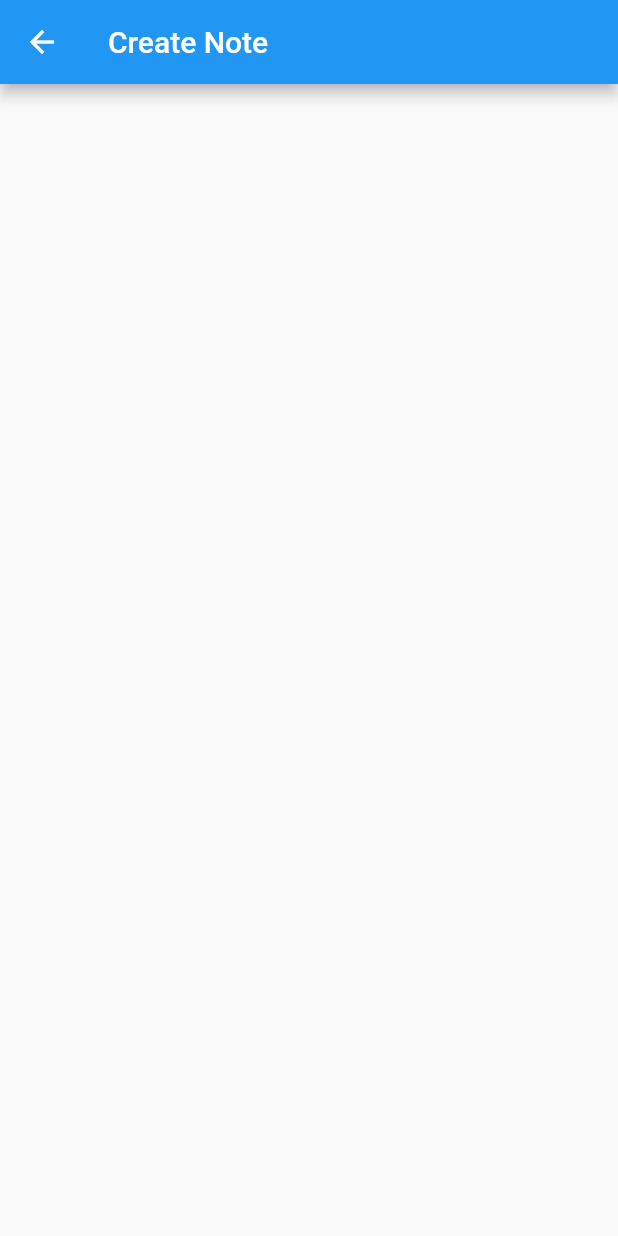
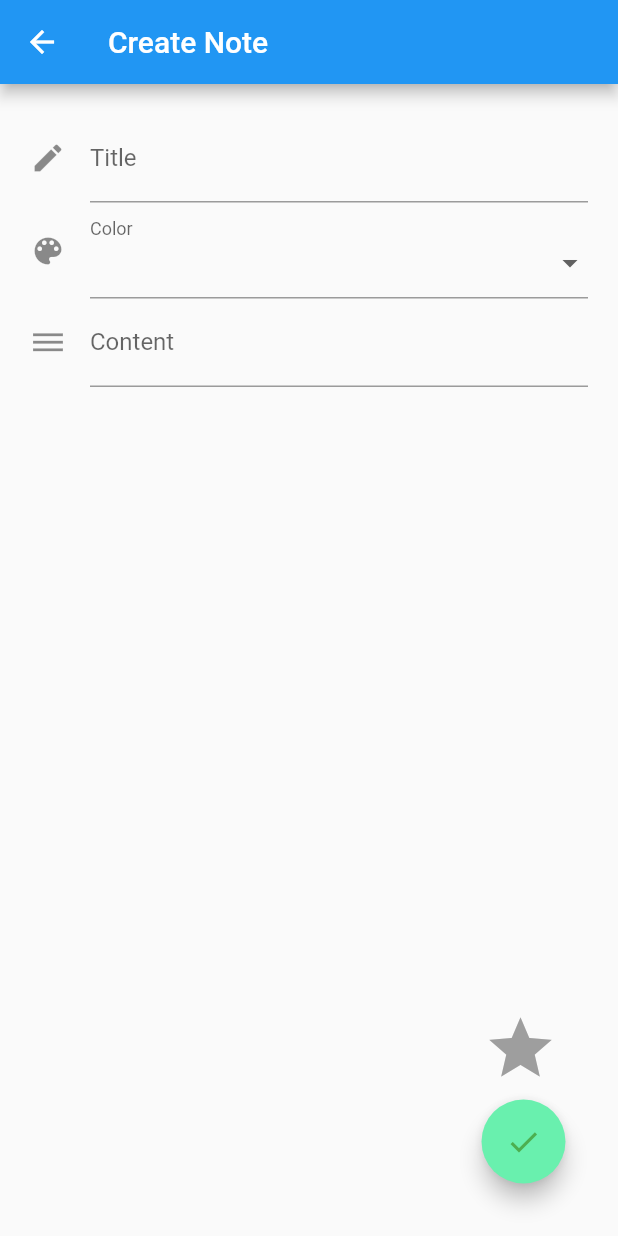
Before and after one commit to SeanFitzpatrick0/Notepad_App-Flutter, a Flutter app: the NoteCreate screen opened directly, on a phone screen of 412 x 824 dp. Run offline on Flutter 3.47's test engine with Material 2 defaults, Android fonts, the phone set to English and light mode, and no system bars.

Commit message:
Adding create note form feilds

```diff
--- a/notepad/lib/noteCreate.dart
+++ b/notepad/lib/noteCreate.dart
@@ -9,13 +9,127 @@ Description: This is the page used to create new and edit existing
 
 import 'package:flutter/material.dart';
 
-class NoteCreate extends StatelessWidget {
+class NoteCreate extends StatefulWidget {
+  @override
+  _NoteCreateState createState() => _NoteCreateState();
+}
+
+class _NoteCreateState extends State<NoteCreate> {
   @override
   Widget build(BuildContext context) {
     return Scaffold(
       appBar: AppBar(
         title: Text('Create Note'),
       ),
+      body: Padding(
+        padding: EdgeInsets.all(20.0),
+        child: Form(
+          child: Stack(
+            children: <Widget>[
+              Column(
+                children: <Widget>[
+                  _titleBox(),
+                  _colorDropDown(),
+                  _contentBox(),
+                ],
+              ),
+              _isImportantButton(),
+              _submitButton(),
+            ],
+          ),
+        ),
+      ),
+    );
+  }
+
+  Widget _titleBox() {
+    return TextFormField(
+      decoration: InputDecoration(
+        icon: Icon(Icons.create),
+        labelText: 'Title',
+      ),
+    );
+  }
+
+  Widget _colorDropDown() {
+    String _color;
+    List<String> _colors = ['RED', 'GREEN', 'BLUE'];
+    return FormField(
+      builder: (FormFieldState state) {
+        return InputDecorator(
+          decoration: InputDecoration(
+            icon: const Icon(Icons.color_lens),
+            labelText: 'Color',
+          ),
+          isEmpty: _color == '',
+          child: new DropdownButtonHideUnderline(
+            child: new DropdownButton(
+              value: _color,
+              isDense: true,
+              onChanged: (String newValue) {
+                setState(() {
+                  _color = newValue;
+                  state.didChange(newValue);
+                });
+              },
+              items: _colors.map((String value) {
+                return new DropdownMenuItem(
+                  value: value,
+                  child: new Text(value),
+                );
+              }).toList(),
+            ),
+          ),
+        );
+      },
+    );
+  }
+
+  Widget _contentBox() {
+    return Expanded(
+      child: TextField(
+        keyboardType: TextInputType.multiline,
+        maxLines: null,
+        decoration: InputDecoration(
+          labelText: 'Content',
+          icon: Icon(Icons.dehaze),
+        ),
+      ),
+    );
+  }
+
+  Widget _isImportantButton() {
+    return Positioned(
+      right: 30,
+      bottom: 90,
+        child: IconButton(
+      tooltip: 'Important',
+      icon: Icon(
+        Icons.star,
+        color: Colors.grey,
+        size: 50.0,
+      ),
+      onPressed: () {
+        print('isImportant Pressed');
+      },
+    ));
+  }
+
+  Widget _submitButton() {
+    return Positioned(
+      bottom: 15.0,
+      right: 15.0,
+      child: FloatingActionButton(
+        tooltip: 'Submit',
+        backgroundColor: Colors.greenAccent,
+        child: Icon(
+          Icons.check,
+          color: Colors.green,
+        ),
+        onPressed: () {
+          print('Submit button pressed!');
+        },
+      ),
     );
   }
 }
```
